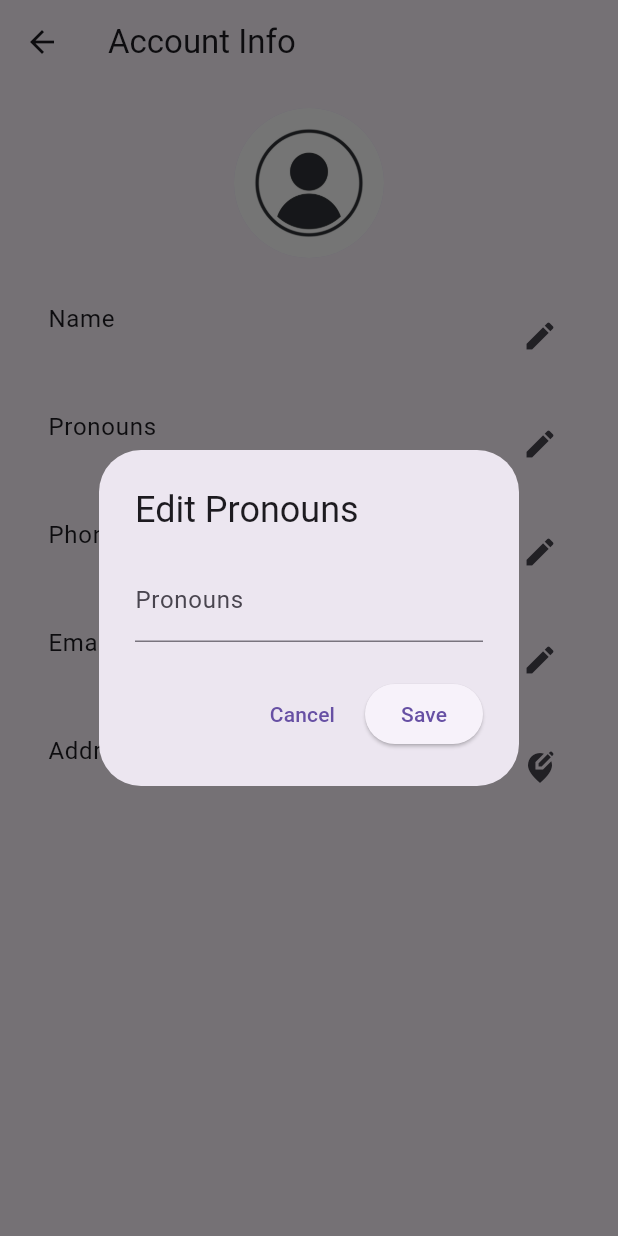
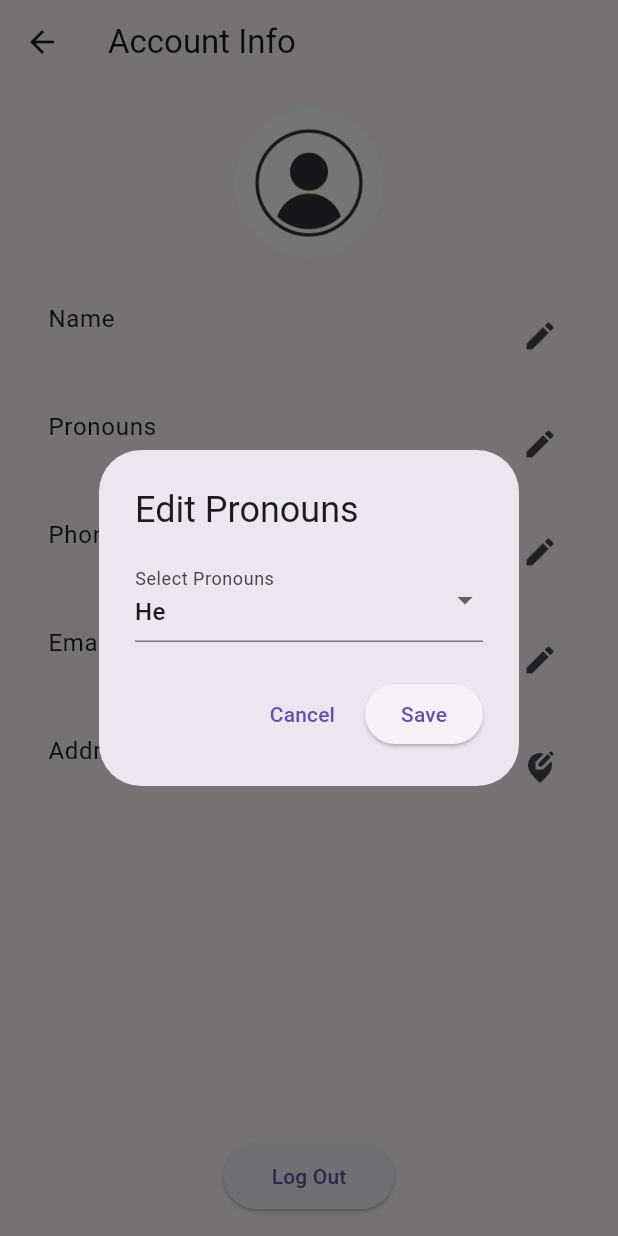
Before and after one commit to JasonY0329/Final-Project, a Flutter app: the UserProfilePage screen opened directly with empty values, after a tap on "Pronouns", on a phone screen of 412 x 824 dp. Run offline on Flutter 3.47's test engine with Material 3 defaults, Android fonts, the phone set to English and light mode, and no system bars; our stand-ins replace cloud_firestore, firebase_auth, firebase_core, geocoding, geolocator, google_maps_flutter; accounts and stored records are empty.

Commit message:
add log out button in user profile page

```diff
--- a/final_project/lib/pages/user_profile_page.dart
+++ b/final_project/lib/pages/user_profile_page.dart
@@ -2,6 +2,7 @@ import 'package:final_project/pages/MapAddressPicker.dart';
 import 'package:flutter/material.dart';
 import 'package:cloud_firestore/cloud_firestore.dart';
 import 'package:firebase_auth/firebase_auth.dart';
+import 'signin.dart';
 import 'package:google_maps_flutter/google_maps_flutter.dart';
 
 class UserProfilePage extends StatefulWidget {
@@ -97,7 +98,7 @@ class _UserProfilePageState extends State<UserProfilePage> {
     );
   }
 
-    Future<void> _editAddress(BuildContext context) async {
+  Future<void> _editAddress(BuildContext context) async {
     // Initial position for the map (e.g., center at a default location)
     final initialPosition = LatLng(37.7749, -122.4194); // Replace with your default coordinates
 
@@ -119,6 +120,67 @@ class _UserProfilePageState extends State<UserProfilePage> {
       _updateUserInfo('address', result['address']);
     }
   }
+
+  void _logOut(BuildContext context) async {
+    await FirebaseAuth.instance.signOut();
+    Navigator.pushAndRemoveUntil(
+      context,
+      MaterialPageRoute(builder: (context) => SignInScreen()),
+      (route) => false, // Remove all previous routes
+    );
+  }
+  void _editPronounsField(BuildContext context) {
+  String selectedPronoun = _userPronouns.isNotEmpty &&
+          ['He', 'She', 'They'].contains(_userPronouns)
+      ? _userPronouns
+      : 'He'; // Default to 'He' if _userPronouns is empty or invalid
+
+  showDialog(
+    context: context,
+    builder: (context) {
+      return AlertDialog(
+        title: const Text('Edit Pronouns'),
+        content: Form(
+          child: DropdownButtonFormField<String>(
+            value: selectedPronoun,
+            items: ['He', 'She', 'They'].map((String pronoun) {
+              return DropdownMenuItem<String>(
+                value: pronoun,
+                child: Text(pronoun),
+              );
+            }).toList(),
+            onChanged: (newValue) {
+              setState(() {
+                selectedPronoun = newValue!;
+              });
+            },
+            decoration: const InputDecoration(
+              labelText: 'Select Pronouns',
+            ),
+          ),
+        ),
+        actions: [
+          TextButton(
+            onPressed: () => Navigator.pop(context),
+            child: const Text('Cancel'),
+          ),
+          ElevatedButton(
+            onPressed: () {
+              setState(() {
+                _userPronouns = selectedPronoun; // Update the state
+              });
+              _updateUserInfo('pronouns', selectedPronoun); // Save to Firestore
+              Navigator.pop(context); // Close the dialog
+            },
+            child: const Text('Save'),
+          ),
+        ],
+      );
+    },
+  );
+}
+
+
 
   @override
   Widget build(BuildContext context) {
@@ -146,11 +208,12 @@ class _UserProfilePageState extends State<UserProfilePage> {
               onTap: () => _editField(context, 'Name', 'name', _userName),
             ),
             ListTile(
-              title: Text('Pronouns'),
+              title: const Text('Pronouns'),
               subtitle: Text(_userPronouns),
-              trailing: Icon(Icons.edit),
-              onTap: () => _editField(context, 'Pronouns', 'pronouns', _userPronouns),
+              trailing: const Icon(Icons.edit),
+              onTap: () => _editPronounsField(context),
             ),
+
             ListTile(
               title: Text('Phone'),
               subtitle: Text(_userPhone),
@@ -169,6 +232,17 @@ class _UserProfilePageState extends State<UserProfilePage> {
               trailing: Icon(Icons.edit_location_alt),
               onTap: () => _editAddress(context), // Navigate to the MapAddressPicker
             ),
+            Spacer(), // Pushes the button to the bottom
+            Center(
+              child: ElevatedButton(
+                onPressed: () => _logOut(context),
+                child: Text('Log Out'),
+                style: ElevatedButton.styleFrom(
+                  padding: EdgeInsets.symmetric(horizontal: 32, vertical: 12),
+                ),
+              ),
+            ),
+
           ],
         ),
       ),
```
